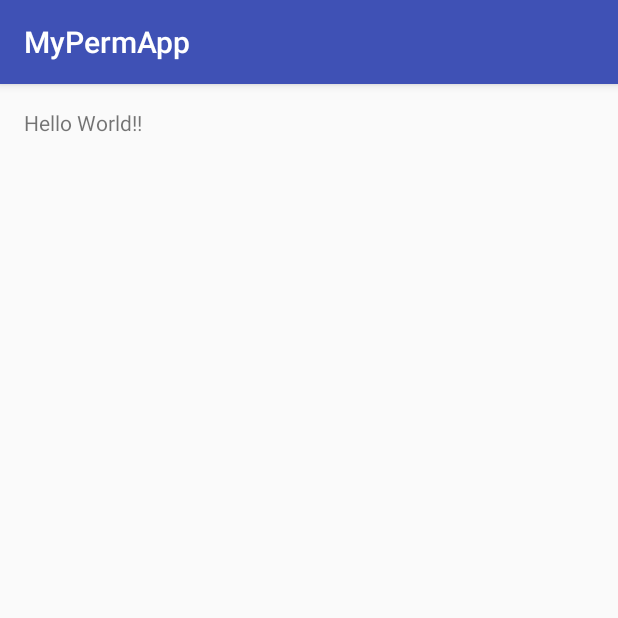
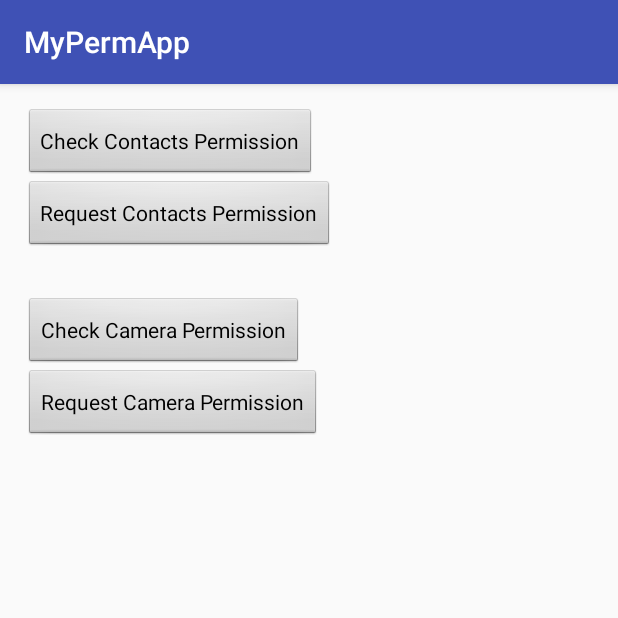
Before and after one commit to joblolin95/MyPermApp, an Android app: the screen it shows after launch (MainActivity), on a phone screen of 412 x 824 dp, the top half of it. Run offline under Robolectric (Android 15) with nearby library versions, the phone set to English and light mode, and no system bars.

Commit message:
Add buttons for checking and requesting permission

```diff
--- a/app/src/main/AndroidManifest.xml
+++ b/app/src/main/AndroidManifest.xml
@@ -1,6 +1,9 @@
 <?xml version="1.0" encoding="utf-8"?>
 <manifest xmlns:android="http://schemas.android.com/apk/res/android"
           package="com.example.blain.mypermapp">
+
+    <uses-permission android:name="android.permission.READ_CONTACTS"/>
+    <uses-permission android:name="android.permission.CAMERA"/>
 
     <application
             android:allowBackup="true"
--- a/app/src/main/res/layout/activity_main.xml
+++ b/app/src/main/res/layout/activity_main.xml
@@ -2,6 +2,7 @@
 <RelativeLayout
         xmlns:android="http://schemas.android.com/apk/res/android"
         xmlns:tools="http://schemas.android.com/tools"
+        android:theme="@android:style/Theme.NoTitleBar.Fullscreen"
         android:layout_width="match_parent"
         android:layout_height="match_parent"
         android:paddingLeft="@dimen/activity_horizontal_margin"
@@ -10,8 +11,37 @@
         android:paddingBottom="@dimen/activity_vertical_margin"
         tools:context="com.example.blain.mypermapp.MainActivity">
 
-    <TextView
-            android:text="Hello World!!"
+    <Button
             android:layout_width="wrap_content"
-            android:layout_height="wrap_content"/>
+            android:layout_height="wrap_content"
+            android:id="@+id/checkContactsPermBtn"
+            android:text="@string/checkContactPermissions"
+            android:gravity="center"
+    />
+    <Button
+            android:layout_width="wrap_content"
+            android:layout_height="wrap_content"
+            android:id="@+id/reqContactsPermBtn"
+            android:text="@string/reqContactPermissionMessage"
+            android:gravity="center"
+            android:layout_below="@id/checkContactsPermBtn"
+            android:layout_marginBottom="30dp"
+    />
+    <Button
+            android:layout_width="wrap_content"
+            android:layout_height="wrap_content"
+            android:id="@+id/checkCameraPermBtn"
+            android:text="@string/checkCameraPermissions"
+            android:gravity="center"
+            android:layout_below="@id/reqContactsPermBtn"
+    />
+    <Button
+            android:layout_width="wrap_content"
+            android:layout_height="wrap_content"
+            android:id="@+id/reqCameraPermBtn"
+            android:text="@string/reqCameraPermissionMessage"
+            android:gravity="center"
+            android:layout_below="@id/checkCameraPermBtn"
+
+    />
 </RelativeLayout>
--- a/app/src/main/res/values/strings.xml
+++ b/app/src/main/res/values/strings.xml
@@ -1,3 +1,7 @@
 <resources>
     <string name="app_name">MyPermApp</string>
+    <string name="reqContactPermissionMessage">Request Contacts Permission</string>
+    <string name="checkContactPermissions">Check Contacts Permission</string>
+    <string name="reqCameraPermissionMessage">Request Camera Permission</string>
+    <string name="checkCameraPermissions">Check Camera Permission</string>
 </resources>
```
